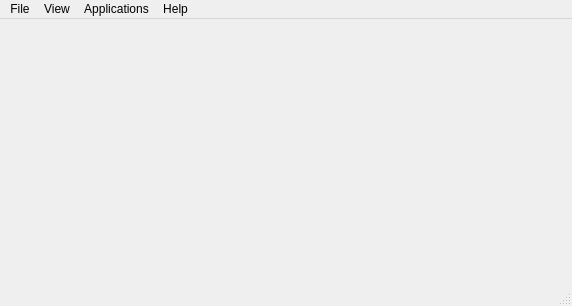
This is src/qt/ui/pd.ui in maidsafe-archive/MaidSafe-Encrypt as Qt 5 draws it before an edit. The edited form follows.
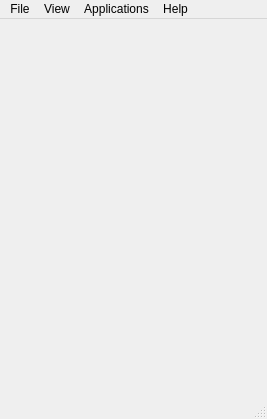
This is the edited form.

```diff
--- a/src/qt/ui/pd.ui
+++ b/src/qt/ui/pd.ui
@@ -6,17 +6,53 @@
    <rect>
     <x>0</x>
     <y>0</y>
-    <width>572</width>
-    <height>306</height>
+    <width>267</width>
+    <height>419</height>
    </rect>
   </property>
+  <property name="sizePolicy">
+   <sizepolicy hsizetype="Preferred" vsizetype="Preferred">
+    <horstretch>0</horstretch>
+    <verstretch>0</verstretch>
+   </sizepolicy>
+  </property>
+  <property name="baseSize">
+   <size>
+    <width>250</width>
+    <height>350</height>
+   </size>
+  </property>
+  <property name="focusPolicy">
+   <enum>Qt::ClickFocus</enum>
+  </property>
   <property name="windowTitle">
    <string>Perpetual Data</string>
   </property>
+  <property name="styleSheet">
+   <string/>
+  </property>
   <widget class="QWidget" name="centralwidget">
+   <property name="sizePolicy">
+    <sizepolicy hsizetype="Expanding" vsizetype="Expanding">
+     <horstretch>0</horstretch>
+     <verstretch>0</verstretch>
+    </sizepolicy>
+   </property>
+   <property name="styleSheet">
+    <string/>
+   </property>
    <layout class="QVBoxLayout" name="verticalLayout">
     <item>
      <widget class="QStackedWidget" name="stackedWidget">
+      <property name="sizePolicy">
+       <sizepolicy hsizetype="Ignored" vsizetype="Ignored">
+        <horstretch>0</horstretch>
+        <verstretch>0</verstretch>
+       </sizepolicy>
+      </property>
+      <property name="styleSheet">
+       <string/>
+      </property>
       <widget class="QWidget" name="page"/>
       <widget class="QWidget" name="page_2"/>
      </widget>
@@ -28,10 +64,19 @@
     <rect>
      <x>0</x>
      <y>0</y>
-     <width>572</width>
-     <height>26</height>
+     <width>267</width>
+     <height>21</height>
     </rect>
    </property>
+   <property name="sizePolicy">
+    <sizepolicy hsizetype="Preferred" vsizetype="Preferred">
+     <horstretch>0</horstretch>
+     <verstretch>0</verstretch>
+    </sizepolicy>
+   </property>
+   <property name="styleSheet">
+    <string/>
+   </property>
    <widget class="QMenu" name="menuFile">
     <property name="title">
      <string>File</string>
```
Left out of the diff: 10 changed lines with no effect on the pictures.
